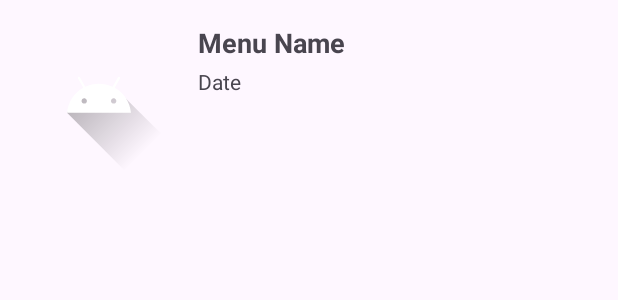
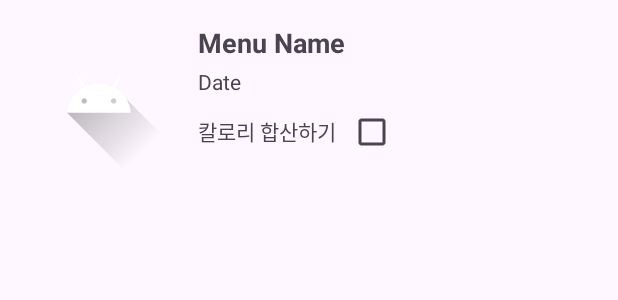
Before and after one commit to Lee-Seonghyun316/FinalApp, an Android app: the layout meal_list_item.xml on its own in the app's theme, with its tools: preview values and no code run, on a phone screen of 412 x 824 dp. Shown: the top 300 px of the screen. Run offline under Robolectric (Android 15) with nearby library versions, the phone set to English and light mode, and no system bars.

Commit message:
ui 조정

```diff
--- a/app/src/main/res/layout/meal_list_item.xml
+++ b/app/src/main/res/layout/meal_list_item.xml
@@ -8,7 +8,6 @@
         android:id="@+id/imageView"
         android:layout_width="100dp"
         android:layout_height="100dp"
-        android:layout_alignParentStart="true"
         android:scaleType="centerCrop"
         android:src="@drawable/ic_launcher_foreground" />
 
@@ -16,25 +15,45 @@
         android:id="@+id/textContainer"
         android:layout_width="match_parent"
         android:layout_height="wrap_content"
+        android:layout_marginStart="16dp"
         android:layout_toEndOf="@id/imageView"
-        android:layout_marginStart="16dp"
         android:orientation="vertical">
 
         <TextView
             android:id="@+id/menuNameTextView"
             android:layout_width="match_parent"
             android:layout_height="wrap_content"
+            android:layout_marginBottom="4dp"
+            android:gravity="center_vertical"
+            android:text="Menu Name"
             android:textSize="18sp"
-            android:textStyle="bold"
-            android:gravity="center_vertical"
-            android:layout_marginBottom="4dp"
-            android:text="Menu Name" />
+            android:textStyle="bold" />
 
         <TextView
             android:id="@+id/dateTextView"
             android:layout_width="match_parent"
             android:layout_height="wrap_content"
-            android:textSize="14sp"
-            android:text="Date" />
+            android:text="Date"
+            android:textSize="14sp" />
+
+        <LinearLayout
+            android:layout_width="match_parent"
+            android:layout_height="wrap_content"
+            android:orientation="horizontal">
+            <TextView
+                android:id="@+id/caloriesTextView"
+                android:layout_width="wrap_content"
+                android:layout_height="wrap_content"
+                android:text="칼로리 합산하기"
+                android:textSize="14sp" />
+
+            <CheckBox
+                android:id="@+id/checkBox"
+                android:layout_width="wrap_content"
+                android:layout_height="wrap_content"
+                android:layout_alignParentStart="true"
+                android:layout_centerVertical="true" />
+        </LinearLayout>
     </LinearLayout>
+
 </RelativeLayout>
```
Also changed, not shown: app/src/main/java/com/example/finalapp/MealListAdapter.java (+29 -1 lines), app/src/main/res/layout/fragment_meal_check.xml (+21 -2 lines).
